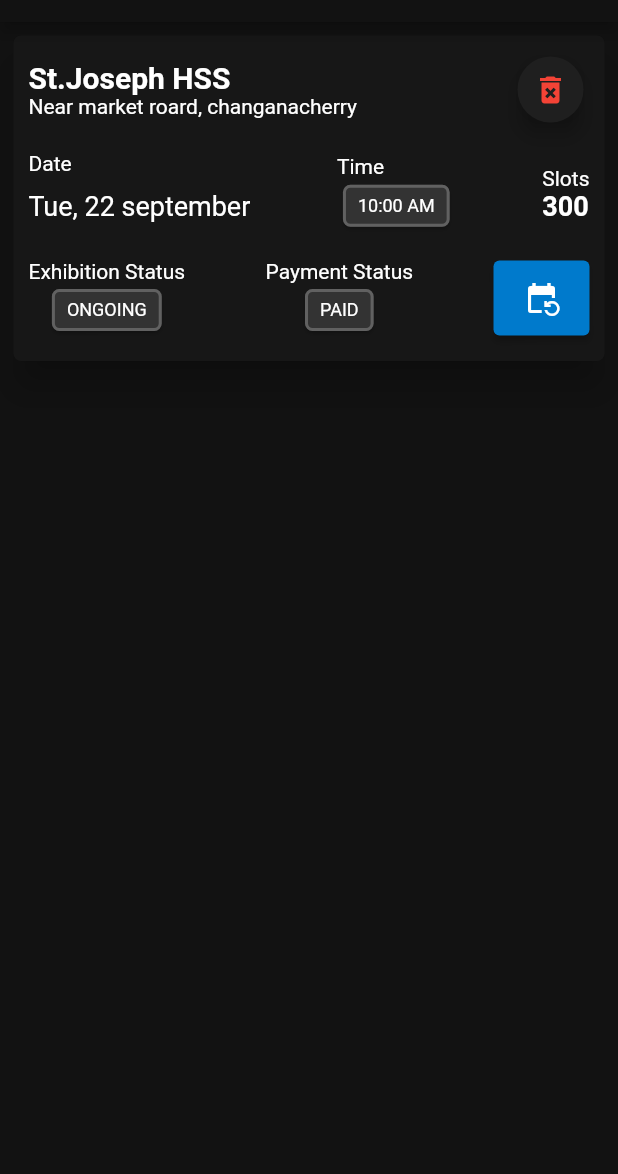
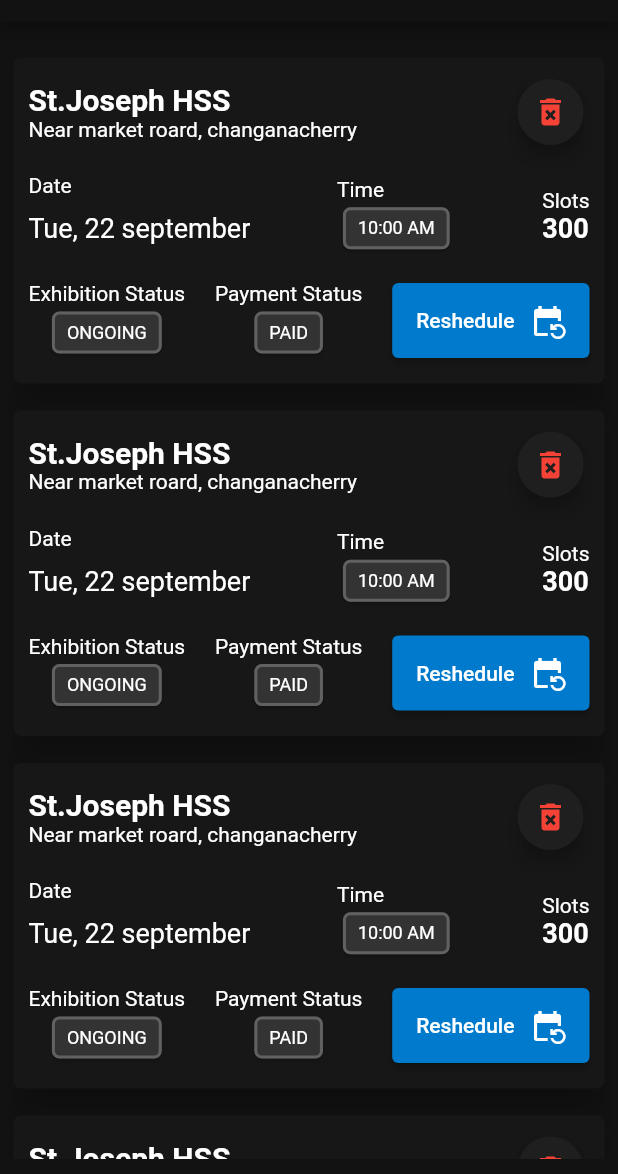
Before and after one commit to shaderone/samvit, a Flutter app: the ReservationScreen screen opened directly, on a phone screen of 412 x 824 dp, the part 62-1236 px from its top. Run offline on Flutter 3.47's test engine with Material 2 defaults, Android fonts, the phone set to English and light mode, and no system bars.

Commit message:
Reservation page for big screens

```diff
--- a/lib/presentation/screens/reservation/reservation_screen.dart
+++ b/lib/presentation/screens/reservation/reservation_screen.dart
@@ -12,8 +12,31 @@ class ReservationScreen extends StatelessWidget {
       ),
       body: Padding(
         //platform specific padding here
-        padding: const EdgeInsets.all(5),
-        child: SizedBox(
+        padding: const EdgeInsets.only(left: 5, right: 5, top: 20, bottom: 10),
+        child: ListView.separated(
+          physics: const BouncingScrollPhysics(),
+          itemBuilder: (BuildContext context, int index) {
+            return const ReservationCard();
+          },
+          separatorBuilder: (BuildContext context, int index) {
+            return const SizedBox(height: 10);
+          },
+          itemCount: 8,
+        ),
+      ),
+    );
+  }
+}
+
+class ReservationCard extends StatelessWidget {
+  const ReservationCard({
+    Key? key,
+  }) : super(key: key);
+
+  @override
+  Widget build(BuildContext context) {
+    return SizedBox(
+      //height shows no issue
       height: 225,
       child: Card(
         color: primaryDarkShadeDark,
@@ -192,21 +215,20 @@ class ReservationScreen extends StatelessWidget {
                           onPressed: () {
                             //reshedule
                           },
+                          child: Row(
+                            mainAxisAlignment: MainAxisAlignment.center,
+                            children: const [
+                              Text("Reshedule"),
+                              SizedBox(width: 10),
+                              Icon(Icons.event_repeat),
+                            ],
+                          ),
                           //child: Row(
                           //  mainAxisAlignment: MainAxisAlignment.center,
                           //  children: const [
-                              //    Text(
-                              //      "Reshedule",
-                              //    ),
                           //    Icon(Icons.event_repeat),
                           //  ],
                           //),
-                              child: Row(
-                                mainAxisAlignment: MainAxisAlignment.center,
-                                children: const [
-                                  Icon(Icons.event_repeat),
-                                ],
-                              ),
                         ),
                       ),
                     ],
@@ -218,8 +240,6 @@ class ReservationScreen extends StatelessWidget {
           ),
         ),
       ),
-        ),
-      ),
     );
   }
 }
```
Lines whose indentation alone changed are shown as unchanged.
